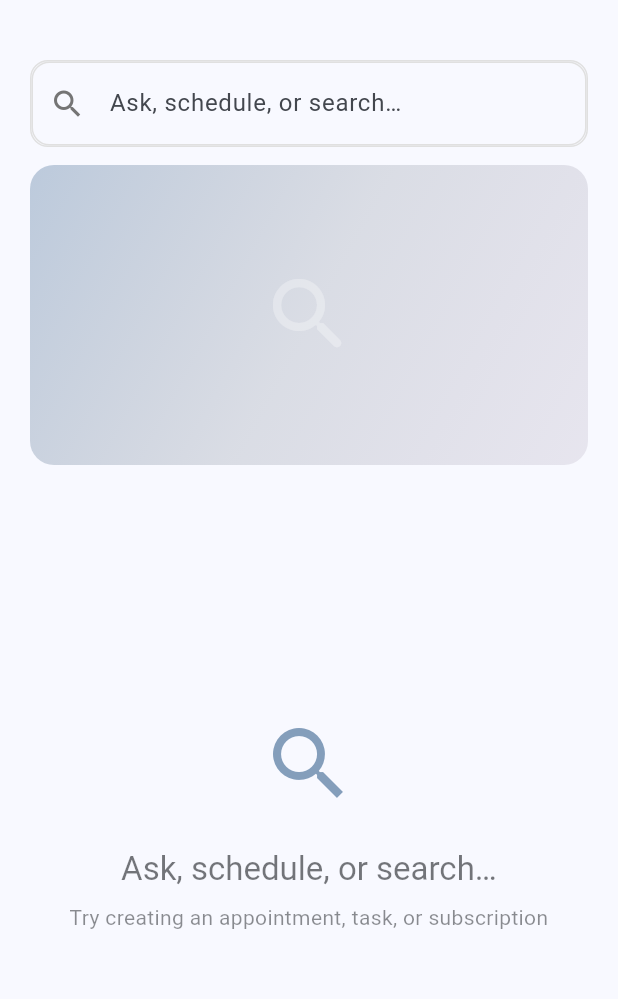
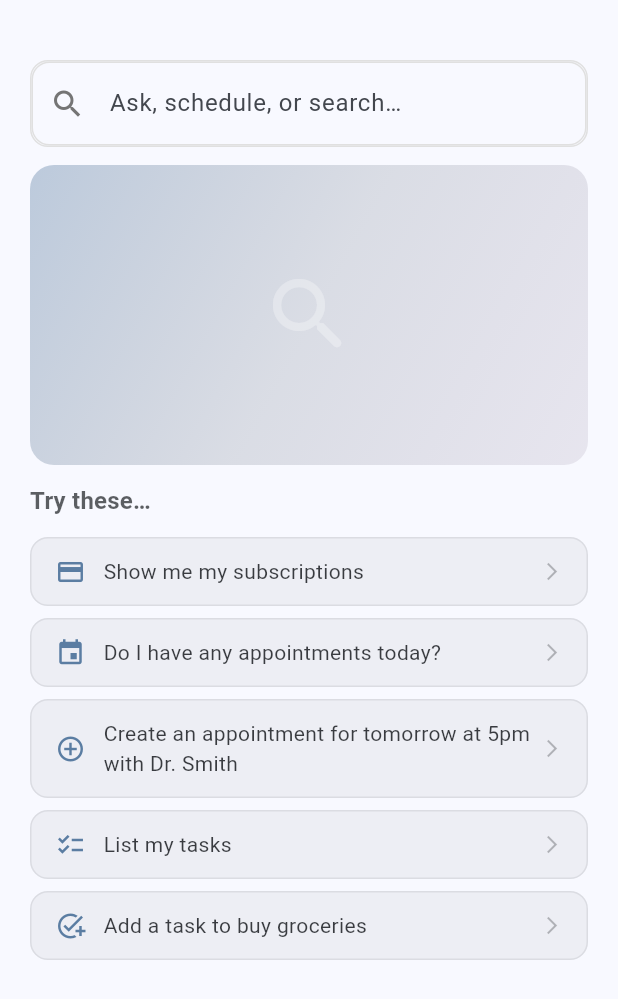
Before and after one commit to dvalechha/MyReminders, a Flutter app: the screen it shows once a user with an empty profile is signed in, on a phone screen of 412 x 824 dp. Shown: the top 999 px of the screen. Run offline on Flutter 3.47's test engine with Material 3 defaults, Android fonts, the phone set to English and light mode, and no system bars; our stand-ins replace fl_chart, flutter_dotenv, flutter_local_notifications, sqflite, supabase_flutter, timezone; accounts and stored records are empty.

Commit message:
Minor enhancements

```diff
--- a/lib/services/intent_parser_service.dart
+++ b/lib/services/intent_parser_service.dart
@@ -18,6 +18,22 @@ class IntentParserService {
     'set up',
     'schedule',
     'new',
+  ];
+
+  // Keywords for action 'show' (viewing existing items)
+  static const List<String> _showActionKeywords = [
+    'show me',
+    'show',
+    'view',
+    'do i have',
+    'what are my',
+    'list my',
+    'list',
+    'see my',
+    'see',
+    'display',
+    'get my',
+    'find my',
   ];
 
   // Keywords for category 'appointment'
@@ -90,7 +106,18 @@ class IntentParserService {
   }
 
   /// Extract action from text using keyword matching
+  ///
+  /// Returns 'show' for viewing existing items, 'create' for creating new items.
+  /// 'show' keywords are checked first as they are more specific phrases.
   String? _extractAction(String text) {
+    // Check for 'show' action first (more specific phrases)
+    for (final keyword in _showActionKeywords) {
+      if (text.contains(keyword)) {
+        return 'show';
+      }
+    }
+
+    // Check for 'create' action
     for (final keyword in _createActionKeywords) {
       if (text.contains(keyword)) {
         return 'create';
--- a/lib/widgets/default_welcome_view.dart
+++ b/lib/widgets/default_welcome_view.dart
@@ -1,36 +1,131 @@
 import 'package:flutter/material.dart';
 
-/// Default view shown when the app starts or the input field is empty
+/// Default view shown when the app starts or the input field is empty.
+/// Displays clickable example commands to guide the user.
 class DefaultWelcomeView extends StatelessWidget {
-  const DefaultWelcomeView({super.key});
+  /// Callback when an example is tapped
+  final void Function(String example)? onExampleTap;
+
+  const DefaultWelcomeView({
+    super.key,
+    this.onExampleTap,
+  });
+
+  /// Example commands showcasing both 'create' and 'show' actions
+  static const List<_ExampleCommand> _exampleCommands = [
+    _ExampleCommand(
+      text: 'Show me my subscriptions',
+      icon: Icons.credit_card,
+    ),
+    _ExampleCommand(
+      text: 'Do I have any appointments today?',
+      icon: Icons.event,
+    ),
+    _ExampleCommand(
+      text: 'Create an appointment for tomorrow at 5pm with Dr. Smith',
+      icon: Icons.add_circle_outline,
+    ),
+    _ExampleCommand(
+      text: 'List my tasks',
+      icon: Icons.checklist,
+    ),
+    _ExampleCommand(
+      text: 'Add a task to buy groceries',
+      icon: Icons.add_task,
+    ),
+  ];
 
   @override
   Widget build(BuildContext context) {
-    return Center(
-      child: Column(
-        mainAxisAlignment: MainAxisAlignment.center,
+    return Column(
+      crossAxisAlignment: CrossAxisAlignment.start,
+      children: [
+        Text(
+          'Try these…',
+          style: Theme.of(context).textTheme.titleMedium?.copyWith(
+                fontWeight: FontWeight.w600,
+                color: Theme.of(context).colorScheme.onSurface.withValues(alpha: 0.7),
+              ),
+        ),
+        const SizedBox(height: 12),
+        Expanded(
+          child: ListView.separated(
+            itemCount: _exampleCommands.length,
+            separatorBuilder: (context, index) => const SizedBox(height: 8),
+            itemBuilder: (context, index) {
+              final example = _exampleCommands[index];
+              return _ExampleCommandCard(
+                command: example,
+                onTap: onExampleTap != null
+                    ? () => onExampleTap!(example.text)
+                    : null,
+              );
+            },
+          ),
+        ),
+      ],
+    );
+  }
+}
+
+/// Data class for example commands
+class _ExampleCommand {
+  final String text;
+  final IconData icon;
+
+  const _ExampleCommand({
+    required this.text,
+    required this.icon,
+  });
+}
+
+/// Clickable card for an example command
+class _ExampleCommandCard extends StatelessWidget {
+  final _ExampleCommand command;
+  final VoidCallback? onTap;
+
+  const _ExampleCommandCard({
+    required this.command,
+    this.onTap,
+  });
+
+  @override
+  Widget build(BuildContext context) {
+    return InkWell(
+      onTap: onTap,
+      borderRadius: BorderRadius.circular(12),
+      child: Container(
+        padding: const EdgeInsets.symmetric(horizontal: 16, vertical: 12),
+        decoration: BoxDecoration(
+          color: Theme.of(context).colorScheme.surfaceContainerHighest.withValues(alpha: 0.5),
+          borderRadius: BorderRadius.circular(12),
+          border: Border.all(
+            color: Theme.of(context).colorScheme.outline.withValues(alpha: 0.15),
+          ),
+        ),
+        child: Row(
           children: [
             Icon(
-            Icons.search,
-            size: 64,
-            color: Theme.of(context).colorScheme.primary.withValues(alpha: 0.6),
+              command.icon,
+              size: 20,
+              color: Theme.of(context).colorScheme.primary.withValues(alpha: 0.8),
             ),
-          const SizedBox(height: 24),
-          Text(
-            'Ask, schedule, or search…',
-            style: Theme.of(context).textTheme.titleLarge?.copyWith(
-                  color: Theme.of(context).colorScheme.onSurface.withValues(alpha: 0.6),
+            const SizedBox(width: 12),
+            Expanded(
+              child: Text(
+                command.text,
+                style: Theme.of(context).textTheme.bodyMedium?.copyWith(
+                      color: Theme.of(context).colorScheme.onSurface.withValues(alpha: 0.85),
                     ),
               ),
-          const SizedBox(height: 8),
-          Text(
-            'Try creating an appointment, task, or subscription',
-            style: Theme.of(context).textTheme.bodyMedium?.copyWith(
-                  color: Theme.of(context).colorScheme.onSurface.withValues(alpha: 0.5),
             ),
-            textAlign: TextAlign.center,
+            Icon(
+              Icons.arrow_forward_ios,
+              size: 14,
+              color: Theme.of(context).colorScheme.onSurface.withValues(alpha: 0.3),
             ),
           ],
+        ),
       ),
     );
   }
--- a/lib/widgets/success_intent_view.dart
+++ b/lib/widgets/success_intent_view.dart
@@ -25,6 +25,17 @@ class SuccessIntentView extends StatelessWidget {
   String _formatAction(String? action) {
     if (action == null) return 'Unknown';
     return action[0].toUpperCase() + action.substring(1);
+  }
+
+  IconData _getActionIcon(String? action) {
+    switch (action) {
+      case 'show':
+        return Icons.visibility;
+      case 'create':
+        return Icons.add_circle_outline;
+      default:
+        return Icons.play_arrow;
+    }
   }
 
   @override
@@ -62,7 +73,7 @@ class SuccessIntentView extends StatelessWidget {
                 context,
                 'Action',
                 _formatAction(parsedIntent.action),
-                Icons.play_arrow,
+                _getActionIcon(parsedIntent.action),
               ),
               const SizedBox(height: 12),
               _buildInfoRow(
```
Also changed, not shown: lib/views/welcome_view.dart (+85 -10 lines), lib/models/intent_type.dart (line endings or trailing spaces). Lines whose indentation alone changed are shown as unchanged.
